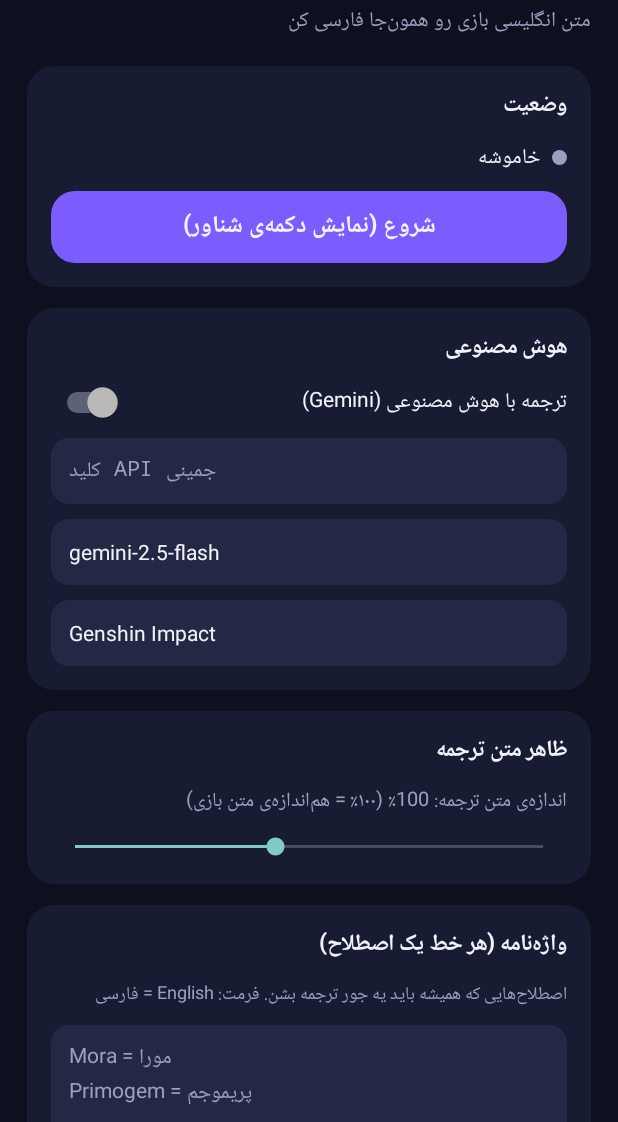
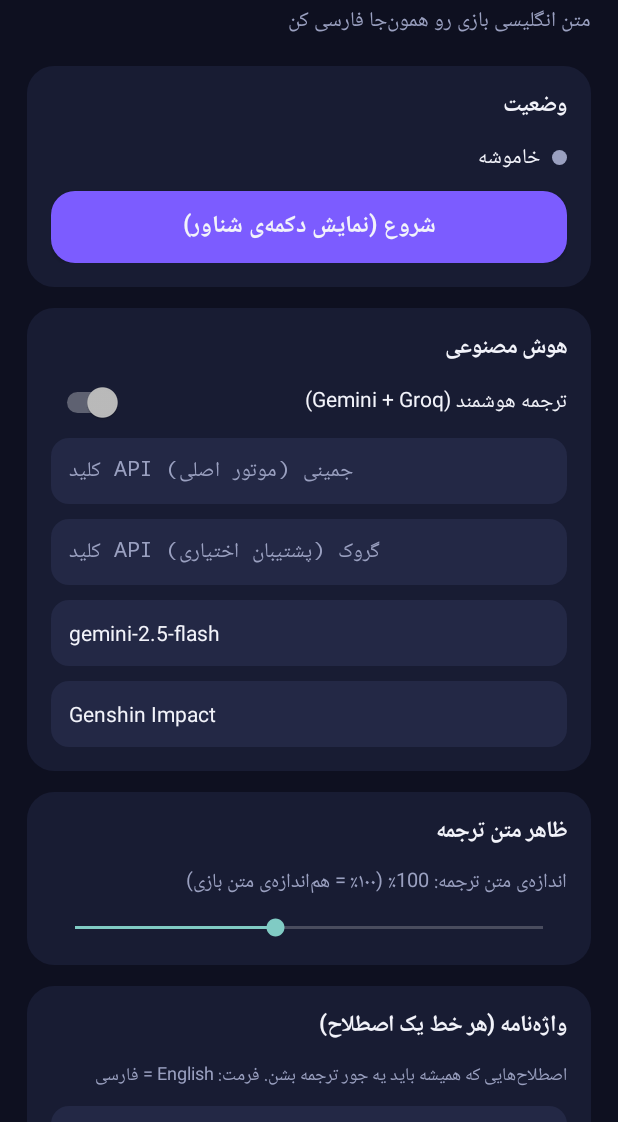
Before and after one commit to matin8888rb-lab/GameTranslator, an Android app: the screen it shows after launch (MainActivity), after a tap on "شروع (نمایش دکمه‌ی شناور)", on a phone screen of 412 x 824 dp, the part 114-1236 px from its top. Run offline under Robolectric (Android 15) with nearby library versions, the phone set to English and light mode, and no system bars; libraries missing offline, so code that uses them is left out: com.google.mlkit.vision; pictures from the network do not load.

Commit message:
Add optional Groq fallback key setting

```diff
--- a/app/src/main/java/com/example/gametranslator/MainActivity.kt
+++ b/app/src/main/java/com/example/gametranslator/MainActivity.kt
@@ -23,6 +23,7 @@ class MainActivity : Activity() {
     private lateinit var font: Typeface
     private lateinit var aiSwitch: Switch
     private lateinit var keyField: EditText
+    private lateinit var groqKeyField: EditText
     private lateinit var modelField: EditText
     private lateinit var gameField: EditText
     private lateinit var glossaryField: EditText
@@ -134,15 +135,16 @@ class MainActivity : Activity() {
 
         // AI
         aiSwitch = Switch(this).apply {
-            text = "ترجمه با هوش مصنوعی (Gemini)"
+            text = "ترجمه هوشمند (Gemini + Groq)"
             setTextColor(cText)
             typeface = font
             isChecked = prefs.getBoolean("ai", false)
         }
-        keyField = inputField("کلید API جمینی", prefs.getString("key", "") ?: "", secret = true)
+        keyField = inputField("کلید API جمینی (موتور اصلی)", prefs.getString("key", "") ?: "", secret = true)
+        groqKeyField = inputField("کلید API گروک (پشتیبان اختیاری)", prefs.getString("groq_key", "") ?: "", secret = true)
         modelField = inputField("نام مدل", prefs.getString("model", "gemini-2.5-flash") ?: "gemini-2.5-flash")
         gameField = inputField("اسم بازی (برای ترجمه‌ی بهتر)", prefs.getString("game", "Genshin Impact") ?: "")
-        root.addView(card("هوش مصنوعی", aiSwitch, keyField, modelField, gameField))
+        root.addView(card("هوش مصنوعی", aiSwitch, keyField, groqKeyField, modelField, gameField))
         root.addView(gap())
 
         // look of translated text
@@ -219,6 +221,7 @@ class MainActivity : Activity() {
         getSharedPreferences("cfg", Context.MODE_PRIVATE).edit()
             .putBoolean("ai", aiSwitch.isChecked)
             .putString("key", keyField.text.toString().trim())
+            .putString("groq_key", groqKeyField.text.toString().trim())
             .putString("model", modelField.text.toString().trim().ifEmpty { "gemini-2.5-flash" })
             .putString("game", gameField.text.toString().trim())
             .putString("glossary", glossaryField.text.toString())
```
